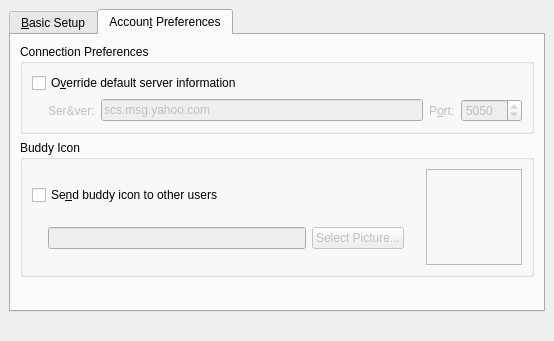
First picture: the form in protocols/yahoo/ui/yahooeditaccountbase.ui, repository KDE/kopete, before the edit.
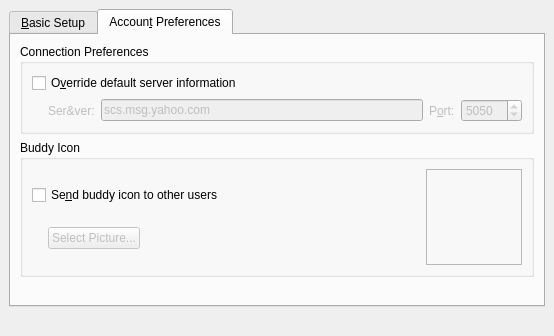
Second picture: the form after the edit. The open tabs and pages were chosen to show the change. Custom widgets are drawn as their Qt base class.

Diff of the .ui file:
```diff
--- a/protocols/yahoo/ui/yahooeditaccountbase.ui
+++ b/protocols/yahoo/ui/yahooeditaccountbase.ui
@@ -6,7 +6,7 @@
     <x>0</x>
     <y>0</y>
     <width>554</width>
-    <height>341</height>
+    <height>336</height>
    </rect>
   </property>
   <property name="windowTitle" >
@@ -495,18 +495,11 @@
                 <property name="sizeHint" >
                  <size>
                   <width>16</width>
-                  <height>20</height>
+                  <height>10</height>
                  </size>
                 </property>
                </spacer>
               </item>
-              <item>
-               <widget class="QLineEdit" name="editPictureUrl" >
-                <property name="enabled" >
-                 <bool>false</bool>
-                </property>
-               </widget>
-              </item>
               <item>
                <widget class="QPushButton" name="buttonSelectPicture" >
                 <property name="enabled" >
@@ -520,6 +513,19 @@
                 </property>
                </widget>
               </item>
+              <item>
+               <spacer>
+                <property name="orientation" >
+                 <enum>Qt::Horizontal</enum>
+                </property>
+                <property name="sizeHint" >
+                 <size>
+                  <width>40</width>
+                  <height>10</height>
+                 </size>
+                </property>
+               </spacer>
+              </item>
              </layout>
             </item>
            </layout>
```
Left out of the diff: 20 changed lines with no effect on the pictures.
